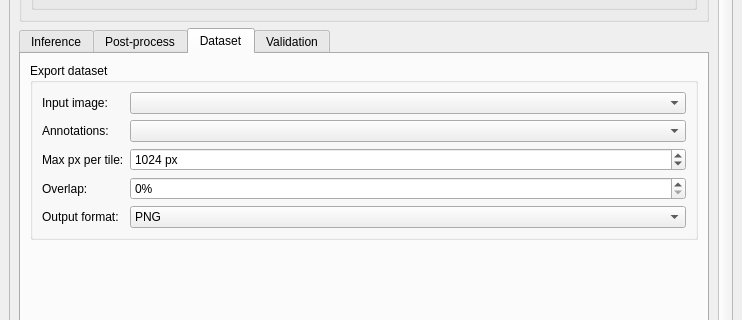
The window that src/tree_eyed/tree_eyed_dockwidget_base.ui (afruizh/TreeEyed) describes before a commit, drawn with Qt 5; both pictures show x 0 to 742 and y 539 to 859 of the 742 by 950 pixel window.
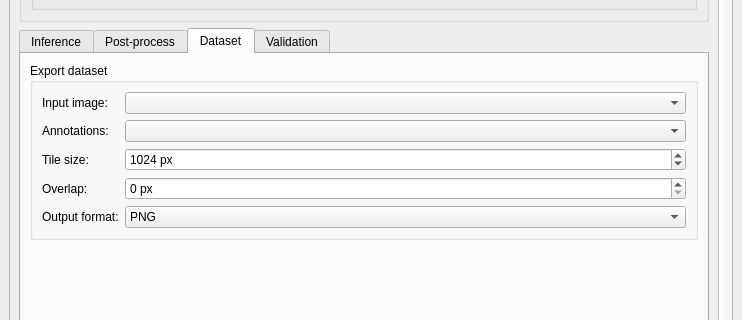
The same window after the commit. The open tabs and pages were chosen to show the change. Custom widgets are drawn as their Qt base class.

The edit to the form file:
```diff
--- a/src/tree_eyed/tree_eyed_dockwidget_base.ui
+++ b/src/tree_eyed/tree_eyed_dockwidget_base.ui
@@ -26,7 +26,7 @@
          <property name="geometry">
           <rect>
            <x>0</x>
-           <y>0</y>
+           <y>-96</y>
            <width>703</width>
            <height>1002</height>
           </rect>
@@ -830,7 +830,7 @@
                  <item row="2" column="0">
                   <widget class="QLabel" name="label_20">
                    <property name="text">
-                    <string>Max px per tile:</string>
+                    <string>Tile size:</string>
                    </property>
                   </widget>
                  </item>
@@ -860,7 +860,7 @@
                  <item row="3" column="1">
                   <widget class="QSpinBox" name="spinBox_overlap">
                    <property name="suffix">
-                    <string>%</string>
+                    <string> px</string>
                    </property>
                    <property name="maximum">
                     <number>80</number>
```
